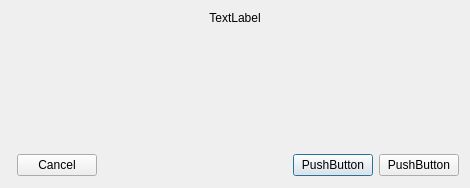
armando-basile/monosim, file monosim-qt/Src/Qt_Files/SelectWriteModeDialog.ui: the form before one commit.
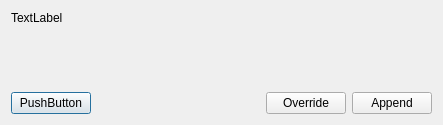
The form after the commit. Icons and pictures are not drawn.

Patch:
```diff
--- a/monosim-qt/Src/Qt_Files/SelectWriteModeDialog.ui
+++ b/monosim-qt/Src/Qt_Files/SelectWriteModeDialog.ui
@@ -5,8 +5,8 @@
    <rect>
     <x>0</x>
     <y>0</y>
-    <width>470</width>
-    <height>188</height>
+    <width>443</width>
+    <height>125</height>
    </rect>
   </property>
   <property name="windowTitle">
@@ -17,33 +17,40 @@
     <normaloff>:/main/resources/monosim_128.png</normaloff>:/main/resources/monosim_128.png</iconset>
   </property>
   <layout class="QGridLayout" name="gridLayout">
-   <item row="0" column="0" colspan="5">
+   <item row="0" column="0" colspan="4">
     <widget class="QLabel" name="LblTitle">
      <property name="text">
       <string>TextLabel</string>
      </property>
      <property name="alignment">
-      <set>Qt::AlignHCenter|Qt::AlignTop</set>
+      <set>Qt::AlignLeading|Qt::AlignLeft|Qt::AlignTop</set>
      </property>
     </widget>
    </item>
-   <item row="1" column="2">
+   <item row="1" column="0">
+    <widget class="QPushButton" name="BtnCancel">
+     <property name="text">
+      <string>PushButton</string>
+     </property>
+    </widget>
+   </item>
+   <item row="1" column="1">
     <spacer name="horizontalSpacer">
      <property name="orientation">
       <enum>Qt::Horizontal</enum>
      </property>
      <property name="sizeHint" stdset="0">
       <size>
-       <width>106</width>
-       <height>24</height>
+       <width>152</width>
+       <height>20</height>
       </size>
      </property>
     </spacer>
    </item>
-   <item row="1" column="3">
+   <item row="1" column="2">
     <widget class="QPushButton" name="BtnOverride">
      <property name="text">
-      <string>PushButton</string>
+      <string>Override</string>
      </property>
      <property name="icon">
       <iconset resource="../../Resources/ResManager.qrc">
@@ -51,10 +58,10 @@
      </property>
     </widget>
    </item>
-   <item row="1" column="4">
+   <item row="1" column="3">
     <widget class="QPushButton" name="BtnAppend">
      <property name="text">
-      <string>PushButton</string>
+      <string>Append</string>
      </property>
      <property name="icon">
       <iconset resource="../../Resources/ResManager.qrc">
@@ -62,19 +69,6 @@
      </property>
     </widget>
    </item>
-   <item row="1" column="1">
-    <widget class="QDialogButtonBox" name="BtnBoxCancel">
-     <property name="layoutDirection">
-      <enum>Qt::RightToLeft</enum>
-     </property>
-     <property name="standardButtons">
-      <set>QDialogButtonBox::Cancel</set>
-     </property>
-     <property name="centerButtons">
-      <bool>false</bool>
-     </property>
-    </widget>
-   </item>
   </layout>
  </widget>
  <resources>
```
